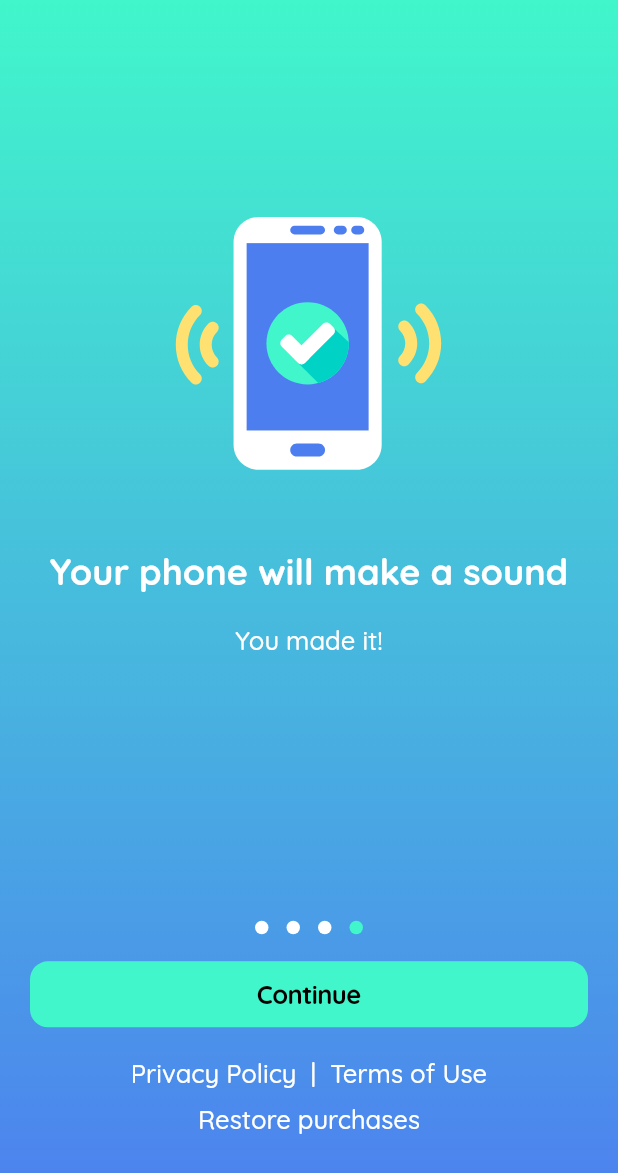
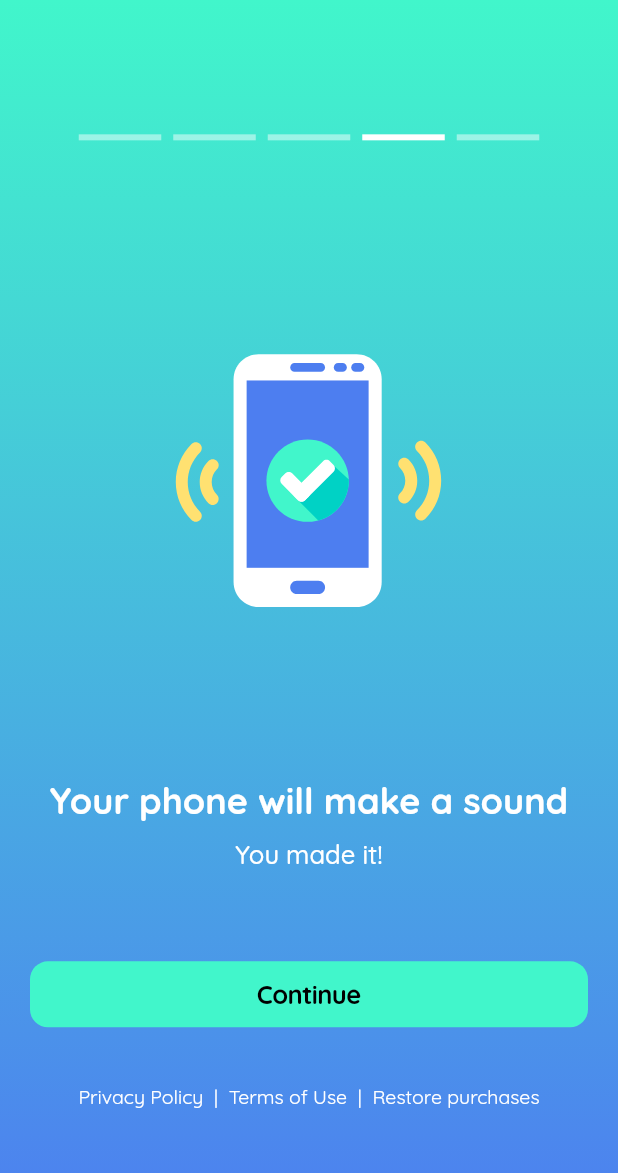
Before and after one commit to TimurKarev/clap_app, a Flutter app: the screen it shows after launch, swiped to page 4, on a phone screen of 412 x 824 dp. Shown: the top 1173 px of the screen. Run offline on Flutter 3.47's test engine with Material 2 defaults, Android fonts, the phone set to English and light mode, and no system bars; drawn by our look-alikes of dots_indicator, smooth_page_indicator; our stand-ins replace flutter_svg, google_fonts, rating_dialog.

Commit message:
onBoard layout fix

```diff
--- a/lib/pages/onboarding/on_board_page.dart
+++ b/lib/pages/onboarding/on_board_page.dart
@@ -1,5 +1,5 @@
-import 'package:dots_indicator/dots_indicator.dart';
 import 'package:flutter/material.dart';
+import 'package:smooth_page_indicator/smooth_page_indicator.dart';
 import '../styles.dart';
 import 'widgets/on_board_template.dart';
 import 'widgets/onboard_text_widget.dart';
@@ -7,13 +7,12 @@ import 'widgets/onboard_text_widget.dart';
 class OnBoardPage extends StatefulWidget {
   OnBoardPage({Key? key}) : super(key: key);
   final PageController controller = PageController(initialPage: 0);
+
   @override
   _OnBoardPageState createState() => _OnBoardPageState();
 }
 
 class _OnBoardPageState extends State<OnBoardPage> {
-
-
   static const List<String> _imagePath = [
     "assets/images/problem.svg",
     "assets/images/rate.svg",
@@ -50,7 +49,6 @@ class _OnBoardPageState extends State<OnBoardPage> {
   final Duration duration = const Duration(milliseconds: 400);
   double _currentPage = 0;
 
-
   @override
   Widget build(BuildContext context) {
     final controller = widget.controller;
@@ -64,7 +62,7 @@ class _OnBoardPageState extends State<OnBoardPage> {
               setState(() {
                 _currentPage = controller.page ?? 0;
               });
-            } ,
+            },
             children: [
               OnBoardTemplate(
                 imagePath: _imagePath[0],
@@ -120,6 +118,25 @@ class _OnBoardPageState extends State<OnBoardPage> {
             crossAxisAlignment: CrossAxisAlignment.stretch,
             children: [
               Flexible(
+                flex: 2,
+                child: Align(
+                  alignment: Alignment.center,
+                  child: Padding(
+                    padding: const EdgeInsets.all(12.0),
+                    child: SmoothPageIndicator(
+                      count: 5,
+                      controller: widget.controller,
+                      effect: const ColorTransitionEffect(
+                          dotWidth: 55.0,
+                          dotHeight: 4.0,
+                          radius: 0.0,
+                          dotColor: Styles.inactiveDotColor,
+                          activeDotColor: Styles.activeDotColor,),
+                    ),
+                  ),
+                ),
+              ),
+              Flexible(
                 flex: 1,
                 child: Container(),
               ),
@@ -133,27 +150,6 @@ class _OnBoardPageState extends State<OnBoardPage> {
               ),
               Flexible(
                 flex: 1,
-                child: Align(
-                  alignment: Alignment.bottomCenter,
-                  child: Padding(
-                    padding: const EdgeInsets.all(12.0),
-                    child: DotsIndicator(
-                      dotsCount: 4,
-                      position: _currentPage,
-                      decorator: const DotsDecorator(
-                        color: Styles.brightTextColor,
-                        activeColor: Styles.primaryColor,
-                      ),
-                    ),
-                  ),
-                ),
-              ),
-              Flexible(
-                flex: 1,
-                child: Container(),
-              ),
-              Flexible(
-                flex: 1,
                 child: Container(),
               ),
             ],
--- a/lib/pages/onboarding/widgets/legal_widget.dart
+++ b/lib/pages/onboarding/widgets/legal_widget.dart
@@ -1,4 +1,3 @@
-
 import 'package:flutter/material.dart';
 import 'package:url_launcher/link.dart';
 
@@ -11,13 +10,12 @@ class LegalWidget extends StatelessWidget {
   static const String termsOfUse = "";
   static const String restorePurchases = "";
 
+  static TextStyle textStyle =  Styles.legacyText;
+
   @override
   Widget build(BuildContext context) {
     return Center(
-      child: Column(
-        mainAxisSize: MainAxisSize.min,
-        children: [
-          Row(
+      child: Row(
         mainAxisAlignment: MainAxisAlignment.center,
         children: [
           Link(
@@ -28,13 +26,13 @@ class LegalWidget extends StatelessWidget {
               onTap: followLink,
               child: Text(
                 "Privacy Policy",
-                        style: Styles.subtitleText,
+                style: textStyle,
               ),
             ),
           ),
           Text(
             "  |  ",
-                style: Styles.subtitleText,
+            style: textStyle,
             textAlign: TextAlign.start,
           ),
           Link(
@@ -45,13 +43,15 @@ class LegalWidget extends StatelessWidget {
               onTap: followLink,
               child: Text(
                 "Terms of Use",
-                        style: Styles.subtitleText,
+                style: textStyle,
               ),
             ),
           ),
-            ],
+          Text(
+            "  |  ",
+            style: textStyle,
+            textAlign: TextAlign.start,
           ),
-          const SizedBox(height: 10.0,),
           Link(
             uri: Uri.parse(restorePurchases),
             builder:
@@ -60,7 +60,7 @@ class LegalWidget extends StatelessWidget {
               onTap: followLink,
               child: Text(
                 "Restore purchases",
-                    style: Styles.subtitleText,
+                style: textStyle,
               ),
             ),
           ),
--- a/lib/pages/onboarding/widgets/on_board_template.dart
+++ b/lib/pages/onboarding/widgets/on_board_template.dart
@@ -24,7 +24,7 @@ class OnBoardTemplate extends StatelessWidget {
     this.isTappable = false,
     required this.onPressed,
     required this.buttonText,
-    this.legalWidget = false,
+    this.legalWidget = true,
   }) : super(key: key);
 
   @override
@@ -38,7 +38,7 @@ class OnBoardTemplate extends StatelessWidget {
             crossAxisAlignment: CrossAxisAlignment.stretch,
             children: [
               Flexible(
-                flex: 1,
+                flex: 2,
                 child: Container(),
               ),
               Flexible(
@@ -53,10 +53,6 @@ class OnBoardTemplate extends StatelessWidget {
                     _showRatingAppDialog(context);
                   },
                 ),
-              ),
-              Flexible(
-                flex: 1,
-                child: Container(),
               ),
               Flexible(
                 flex: 1,
--- a/lib/pages/onboarding/widgets/onboard_text_widget.dart
+++ b/lib/pages/onboarding/widgets/onboard_text_widget.dart
@@ -14,14 +14,16 @@ class OnBoardTextWidget extends StatelessWidget {
 
   @override
   Widget build(BuildContext context) {
-    return Column(children: [
+    return Column(
+      mainAxisAlignment: MainAxisAlignment.center,
+      children: [
         Center(
           child: Text(
             header,
             style: Styles.titleText,
           ),
         ),
-      const SizedBox(height: 20.0),
+        const SizedBox(height: 10.0),
         Center(
             child: Text(
           text,
@@ -29,6 +31,7 @@ class OnBoardTextWidget extends StatelessWidget {
           textAlign: TextAlign.center,
           //overflow: TextOverflow.ellipsis,
         )),
-    ]);
+      ],
+    );
   }
 }
--- a/lib/pages/styles.dart
+++ b/lib/pages/styles.dart
@@ -20,6 +20,12 @@ abstract class Styles {
     color: blackTextColor,
   );
 
+  static TextStyle legacyText = GoogleFonts.quicksand(
+    fontSize: 13,
+    fontWeight: FontWeight.normal,
+    color: brightTextColor,
+  );
+
   static const brightTextColor = CupertinoColors.white;
 
   static const blackTextColor = CupertinoColors.black;
@@ -29,4 +35,8 @@ abstract class Styles {
   static const secondaryColor = Color(0xff4D7EF0);
 
   static const thirdColor = Color(0xffF9F871);
+
+  static const activeDotColor = CupertinoColors.white;
+
+  static const inactiveDotColor = Color.fromARGB(122, 255, 255, 255);
 }
--- a/pubspec.yaml
+++ b/pubspec.yaml
@@ -31,7 +31,7 @@ dependencies:
   google_fonts: ^2.1.0
   rating_dialog: ^2.0.3
   url_launcher: ^6.0.12
-  dots_indicator: ^2.0.0
+  smooth_page_indicator: ^1.0.0+2
   flutter:
     sdk: flutter
 
```
Also changed, not shown: pubspec.lock. Lines whose indentation alone changed are shown as unchanged.
